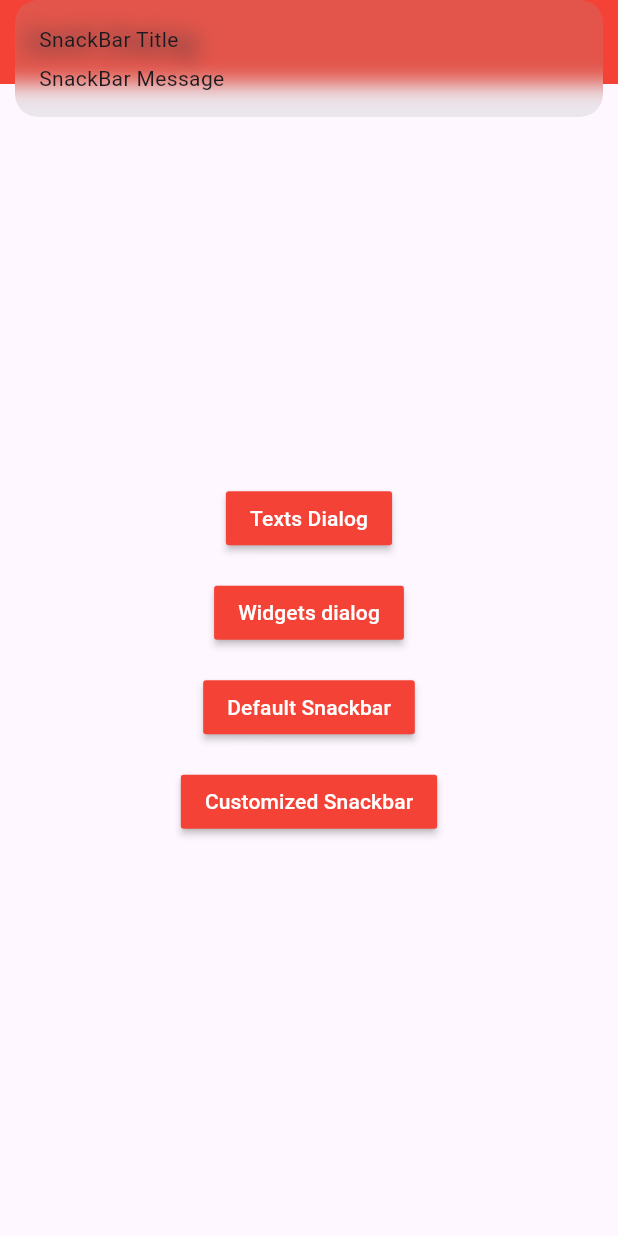
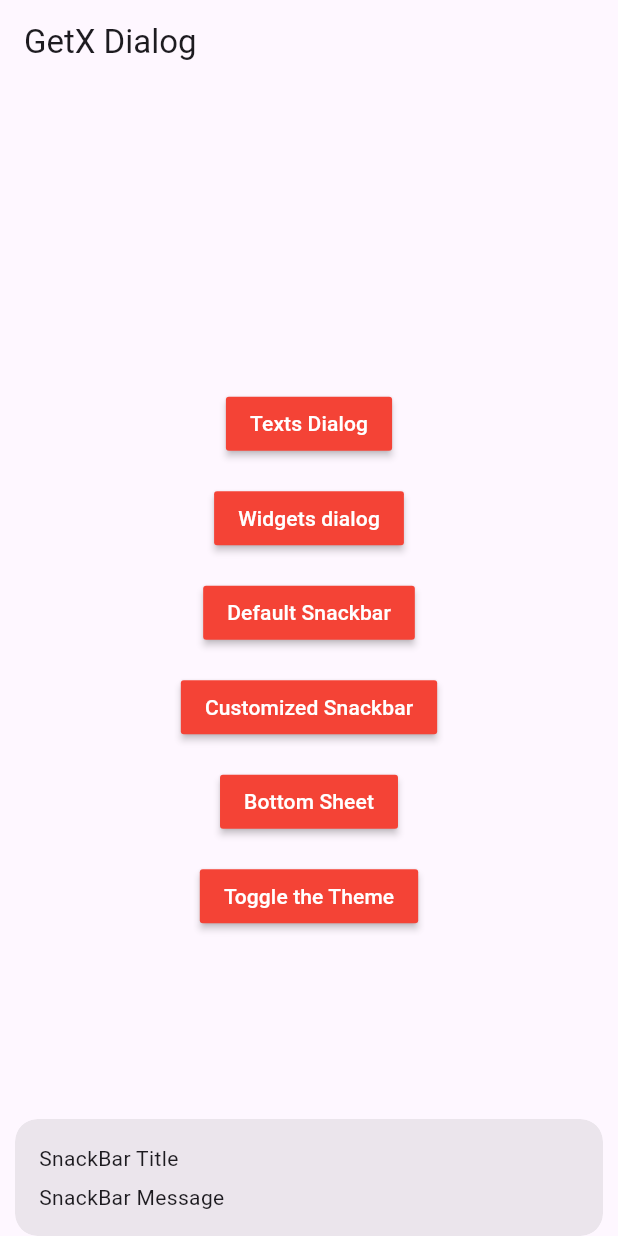
Before and after one commit to SolimanIslam/getx_dialog_App, a Flutter app: the screen it shows after launch, after a tap on "Customized Snackbar", on a phone screen of 412 x 824 dp. Run offline on Flutter 3.47's test engine with Material 3 defaults, Android fonts, the phone set to English and light mode, and no system bars; our stand-ins replace get.

Commit message:
changing the theme

```diff
--- a/lib/main.dart
+++ b/lib/main.dart
@@ -1,5 +1,6 @@
 import 'package:flutter/material.dart';
 import 'package:get/get.dart';
+import 'themes.dart';
 
 void main() {
   runApp(const MyApp());
@@ -14,7 +15,6 @@ class MyApp extends StatelessWidget {
     return GetMaterialApp(
         home: Scaffold(
       appBar: AppBar(
-        backgroundColor: Colors.red,
         title: const Text("GetX Dialog"),
       ),
       body: Center(
@@ -120,12 +120,55 @@ class MyApp extends StatelessWidget {
                 color: Colors.red,
                 textColor: Colors.white,
                 onPressed: () {
-                  Get.snackbar("default Title", "Default Message",
-                      duration: Duration(seconds: 5),
-                      titleText: Text("SnackBar Title"),
-                      messageText: Text("SnackBar Message"));
+                  Get.snackbar(
+                    "default Title", "Default Message",
+                    duration: Duration(seconds: 5),
+                    titleText: Text("SnackBar Title"),
+                    //Overwrites the default title
+                    messageText: Text("SnackBar Message"),
+                    //Overwrites the default title
+                    snackPosition: SnackPosition.BOTTOM,
+                  );
                 },
                 child: const Text("Customized Snackbar")),
+            const SizedBox(
+              height: 15,
+            ),
+            MaterialButton(
+                color: Colors.red,
+                textColor: Colors.white,
+                onPressed: () {
+                  Get.bottomSheet(
+                    Container(
+                      height: 200,
+                      padding: const EdgeInsets.all(50),
+                      decoration: BoxDecoration(
+                          color: Colors.grey.shade100,
+                          borderRadius: const BorderRadius.only(
+                              topLeft: Radius.circular(20),
+                              topRight: Radius.circular(20))),
+                      child: const Text("Bottom Sheet"),
+                    ),
+                    enterBottomSheetDuration: const Duration(seconds: 1),
+                    exitBottomSheetDuration: const Duration(seconds: 1),
+                    isDismissible: true,
+                  );
+                },
+                child: const Text("Bottom Sheet")),
+            const SizedBox(
+              height: 15,
+            ),
+            MaterialButton(
+                color: Colors.red,
+                textColor: Colors.white,
+                onPressed: () {
+                  if (Get.isDarkMode) {
+                    Get.changeTheme(Themes.customTheme1);
+                  } else {
+                    Get.changeTheme(Themes.customTheme2);
+                  }
+                },
+                child: const Text("Toggle the Theme")),
           ],
         ),
       ),
--- /dev/null
+++ b/lib/themes.dart
@@ -0,0 +1,14 @@
+import 'package:flutter/material.dart';
+
+class Themes {
+  static ThemeData customTheme1 = ThemeData.light().copyWith(
+    appBarTheme: const AppBarTheme(color: Colors.green),
+    colorScheme: const ColorScheme.light().copyWith(secondary: Colors.green),
+  );
+  static ThemeData customTheme2 = ThemeData.dark().copyWith(
+      appBarTheme: AppBarTheme(color: Colors.teal.shade700),
+      colorScheme:
+          const ColorScheme.light().copyWith(secondary: Colors.teal.shade700),
+      buttonTheme:
+          ButtonThemeData().copyWith(buttonColor: Colors.teal.shade700));
+}
```
